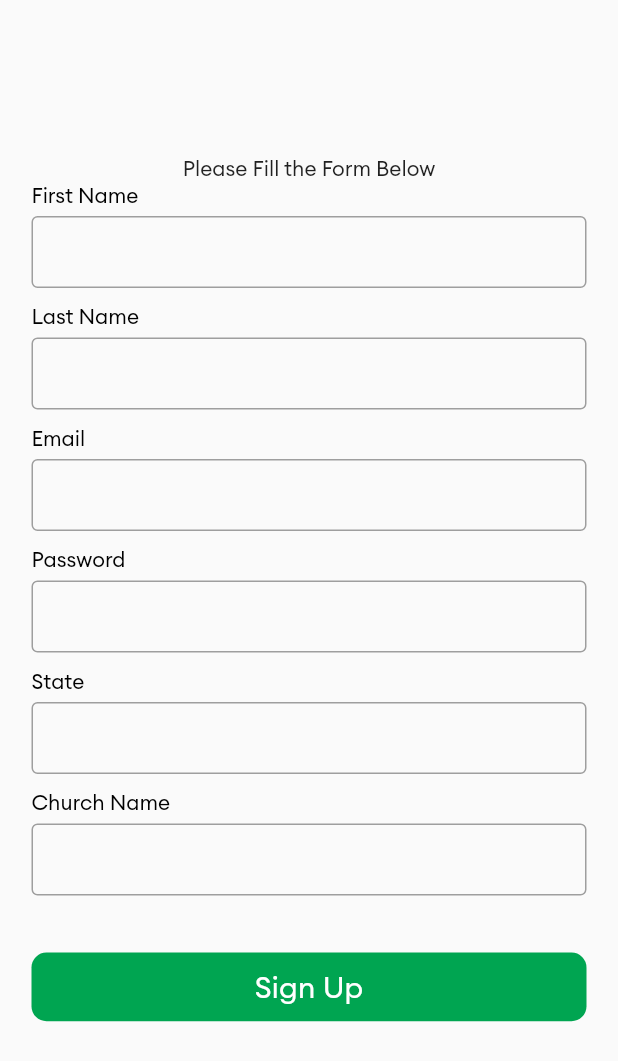
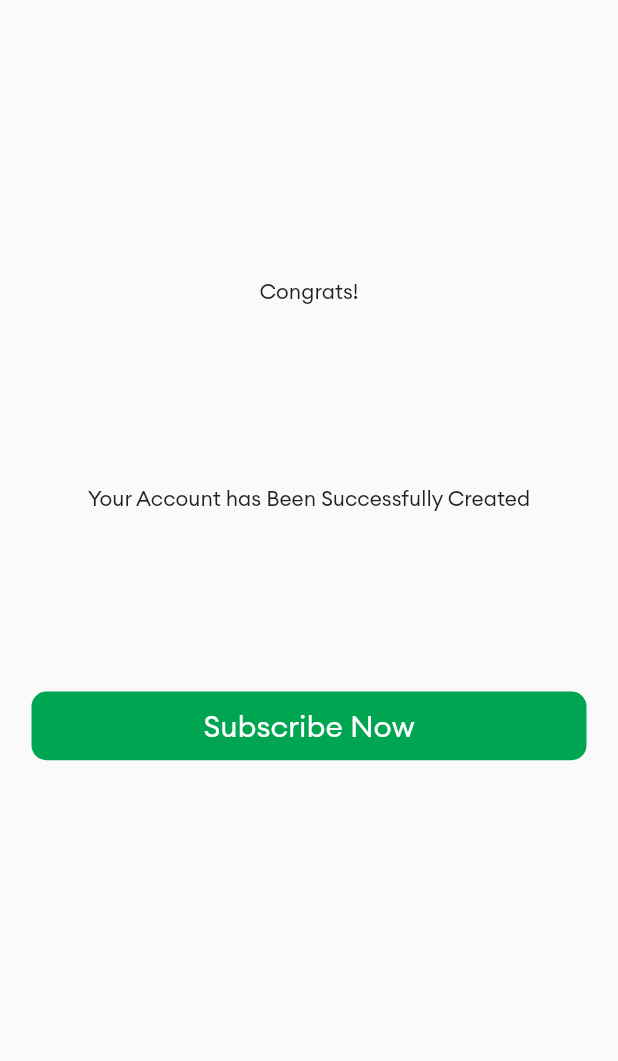
Before and after one commit to YemiKrist/Devotion, a Flutter app: the screen it shows after launch, on a phone screen of 412 x 824 dp. Shown: the top 1061 px of the screen. Run offline on Flutter 3.47's test engine with Material 2 defaults, Android fonts, the phone set to English and light mode, and no system bars; our stand-ins replace get.

Commit message:
Success Screen done

```diff
--- a/lib/controllers/splash_controller.dart
+++ b/lib/controllers/splash_controller.dart
@@ -12,7 +12,7 @@ class SplashController extends GetxController {
   void onReady() {
     super.onReady();
     Future.delayed(const Duration(milliseconds: 2000), () {
-      Get.offAllNamed(Routes.SIGNUP);
+      Get.offAllNamed(Routes.SUCCESS);
     });
   }
 
--- a/lib/routes/routes.dart
+++ b/lib/routes/routes.dart
@@ -2,6 +2,7 @@ import 'package:cacsa/bindings/splash_binding.dart';
 import 'package:cacsa/screens/about/about.dart';
 import 'package:cacsa/screens/auth/login_view.dart';
 import 'package:cacsa/screens/auth/signUp_view.dart';
+import 'package:cacsa/screens/auth/success_view.dart';
 import 'package:cacsa/screens/branches/branches.dart';
 import 'package:cacsa/screens/day_walk.dart';
 import 'package:cacsa/screens/events/upcoming_events.dart';
@@ -27,6 +28,7 @@ class Routes {
   static const SUPPORT = '/support';
   static const LOGIN = '/login';
   static const SIGNUP = '/signup';
+  static const SUCCESS = '/success';
 }
 
 class Pages {
@@ -53,6 +55,7 @@ class Pages {
     GetPage(name: Routes.SUPPORT, page: () => const Support()),
     GetPage(name: Routes.LOGIN, page: () => const Login()),
     GetPage(name: Routes.SIGNUP, page: () => const SignUp()),
+    GetPage(name: Routes.SUCCESS, page: () => const Success()),
     // GetPage(
     //   name: Routes.DEVOTION,
     //   page: () => DayWalk(),
--- /dev/null
+++ b/lib/screens/auth/success_view.dart
@@ -0,0 +1,43 @@
+import 'package:cacsa/commons/button.dart';
+import 'package:cacsa/commons/input_textfield.dart';
+import 'package:cacsa/constants/assets_path.dart';
+import 'package:cacsa/utils/colors.dart';
+import 'package:flutter/material.dart';
+
+class Success extends StatelessWidget {
+  const Success({Key? key}) : super(key: key);
+
+  @override
+  Widget build(BuildContext context) {
+    final deviceHeight = MediaQuery.of(context).size.height;
+    final deviceWidth = MediaQuery.of(context).size.width;
+    return Scaffold(
+      resizeToAvoidBottomInset: false,
+      body: SafeArea(
+          child: Column(
+        mainAxisAlignment: MainAxisAlignment.spaceEvenly,
+        children: [
+          Container(
+            margin: const EdgeInsets.symmetric(horizontal: 21),
+            height: deviceHeight * 0.55,
+            child: Center(
+              child: Column(
+                mainAxisAlignment: MainAxisAlignment.spaceBetween,
+                children: const [
+                  Text("Congrats!"),
+                  Text("Your Account has Been Successfully Created"),
+                  AppButtons(
+                      textColor: Colors.white,
+                      backgroundColor: primaryBgColor,
+                      borderColor: Colors.transparent,
+                      text: "Subscribe Now"),
+                  SizedBox(height: 12),
+                ],
+              ),
+            ),
+          )
+        ],
+      )),
+    );
+  }
+}
```
